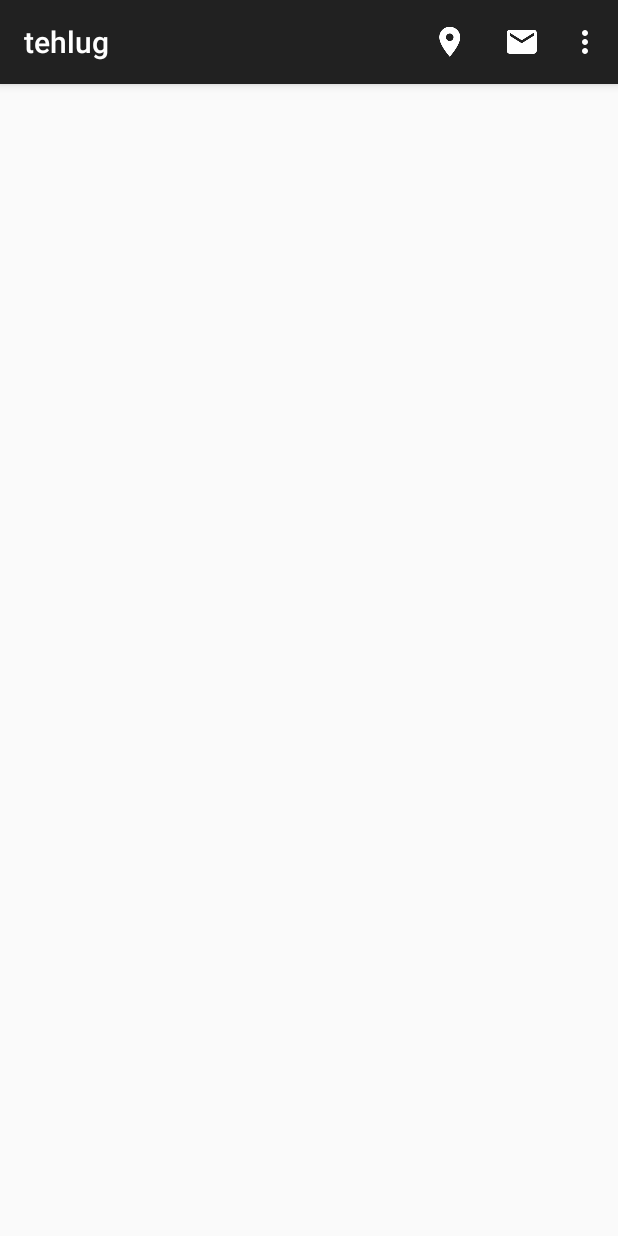
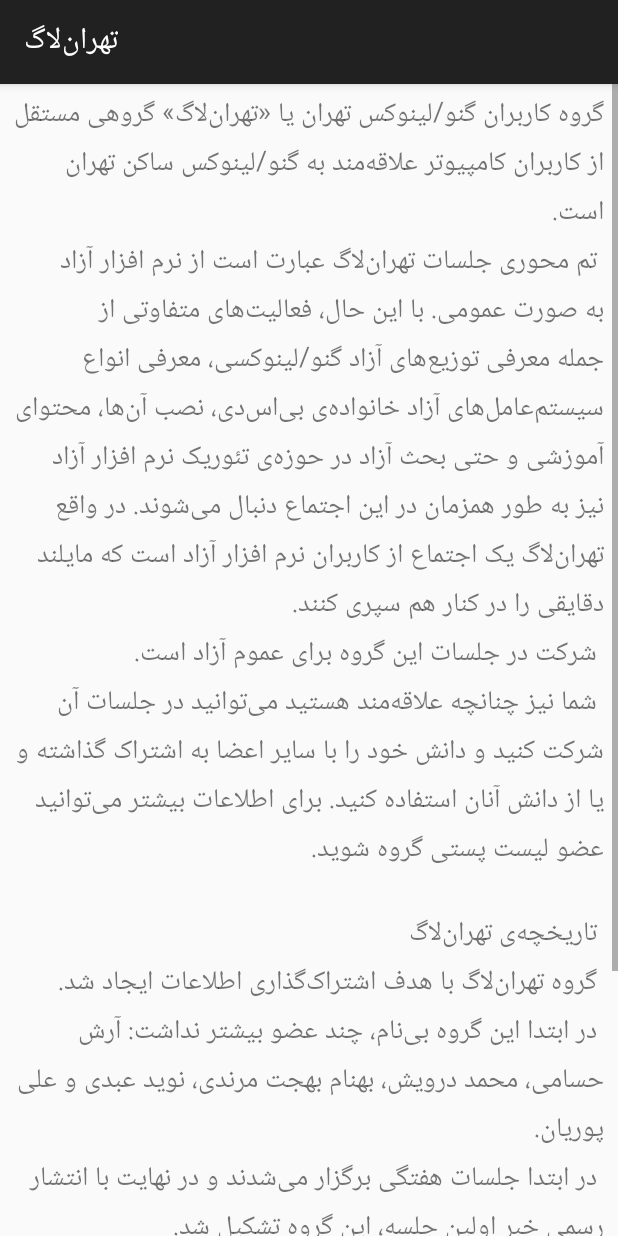
Before and after one commit to behdad222/tehlug_android, an Android app: the screen it shows after launch (MainActivity before the commit, AboutTehlugActivity after it), in the options menu, after a tap on "تهران‌لاگ", on a phone screen of 412 x 824 dp. Run offline under Robolectric (Android 15) with nearby library versions, the phone set to English and light mode, and no system bars; libraries missing offline, so code that uses them is left out: com.pkmmte.pkrss; 1 statement that could not run was skipped.

Commit message:
about tehlug

```diff
--- a/app/src/main/AndroidManifest.xml
+++ b/app/src/main/AndroidManifest.xml
@@ -23,6 +23,11 @@
             android:label="@string/app_name" >
         </activity>
 
+        <activity
+            android:name="org.tehlug.androidApp.AboutTehlugActivity"
+            android:label="@string/action_about_tehlug" >
+        </activity>
+
     </application>
 
 </manifest>
--- /dev/null
+++ b/app/src/main/java/org/tehlug/androidApp/AboutTehlugActivity.java
@@ -0,0 +1,19 @@
+package org.tehlug.androidApp;
+
+/*
+ * Created by behdad on 1/31/15.
+ */
+
+import android.content.Intent;
+import android.os.Bundle;
+import android.support.v7.app.ActionBarActivity;
+import android.widget.TextView;
+
+public class AboutTehlugActivity extends ActionBarActivity {
+    int id;
+    @Override
+    protected void onCreate (Bundle savedInstanceState) {
+        super.onCreate (savedInstanceState);
+        setContentView (R.layout.activity_about_tehlug);
+    }
+}
--- a/app/src/main/java/org/tehlug/androidApp/DescriptionActivity.java
+++ b/app/src/main/java/org/tehlug/androidApp/DescriptionActivity.java
@@ -31,7 +31,5 @@
         topic.setText(rssItem.getTopic());
         date.setText(rssItem.getDate());
         description.setText(rssItem.getDescription() + "\n");
-
-
     }
 }
--- a/app/src/main/java/org/tehlug/androidApp/MainActivity.java
+++ b/app/src/main/java/org/tehlug/androidApp/MainActivity.java
@@ -102,8 +102,13 @@
                     Toast.makeText(this, getString(R.string.error), Toast.LENGTH_SHORT).show();
                 }
                 return true;
+
+            case R.id.action_about_tehlug:
+                Intent intent = new Intent(activity, AboutTehlugActivity.class);
+                intent.addFlags(Intent.FLAG_ACTIVITY_NEW_TASK);
+                activity.startActivity(intent);
+                return true;
         }
-
         //noinspection SimplifiableIfStatement
         return super.onOptionsItemSelected(item);
     }
--- /dev/null
+++ b/app/src/main/res/layout/activity_about_tehlug.xml
@@ -0,0 +1,24 @@
+<RelativeLayout xmlns:android="http://schemas.android.com/apk/res/android"
+    xmlns:tools="http://schemas.android.com/tools"
+    android:layout_width="match_parent"
+    android:layout_height="match_parent" >
+
+    <ScrollView
+        android:layout_width="match_parent"
+        android:layout_height="match_parent">
+
+        <TextView
+            android:layout_width="wrap_content"
+            android:layout_height="wrap_content"
+            android:text="@string/about_tehlug"
+            android:id="@+id/about_tehlug"
+            android:lineSpacingExtra="2dp"
+            android:layout_marginRight="9dp"
+            android:layout_marginLeft="9dp"
+            android:gravity="right"
+            android:layout_marginTop="5dp"
+            android:layout_marginBottom="5dp"
+            android:textSize="18sp" />
+    </ScrollView>
+
+</RelativeLayout>
--- a/app/src/main/res/menu/menu_main.xml
+++ b/app/src/main/res/menu/menu_main.xml
@@ -3,38 +3,38 @@
     xmlns:tools="http://schemas.android.com/tools"
     tools:context=".MainActivity">
     <item
-        android:id="@+id/about_tehlug"
-        android:title="@string/about_tehlug"
+        android:id="@+id/action_about_tehlug"
+        android:title="@string/action_about_tehlug"
         android:orderInCategory="100"
         app:showAsAction="never" />
 
     <item
-        android:id="@+id/cooperation"
-        android:title="@string/cooperation"
+        android:id="@+id/action_cooperation"
+        android:title="@string/action_cooperation"
         android:orderInCategory="100"
         app:showAsAction="never" />
 
     <item
         android:id="@+id/reports"
-        android:title="@string/reports"
+        android:title="@string/action_reports"
         android:orderInCategory="100"
         app:showAsAction="never" />
 
     <item
-        android:id="@+id/news"
-        android:title="@string/news"
+        android:id="@+id/action_news"
+        android:title="@string/action_news"
         android:orderInCategory="100"
         app:showAsAction="never" />
 
     <item
-        android:id="@+id/others"
-        android:title="@string/others"
+        android:id="@+id/action_others"
+        android:title="@string/action_others"
         android:orderInCategory="100"
         app:showAsAction="never" />
 
     <item
-        android:id="@+id/organization"
-        android:title="@string/organization"
+        android:id="@+id/action_organization"
+        android:title="@string/action_organization"
         android:orderInCategory="100"
         app:showAsAction="never" />
 
--- a/app/src/main/res/values/strings.xml
+++ b/app/src/main/res/values/strings.xml
@@ -16,13 +16,29 @@
     <string name="rssURL">http://tehlug.org/rss.php</string>
     <string name="error">خطا</string>
     <string name="map">نقشه</string>
-    <string name="about_tehlug">تهران‌لاگ</string>
-    <string name="cooperation">همکاری</string>
-    <string name="reports">گزارشات</string>
-    <string name="news">اخبار</string>
-    <string name="others">بقیه</string>
-    <string name="organization">تشکیلات</string>
+    <string name="action_about_tehlug">تهران‌لاگ</string>
+    <string name="action_cooperation">همکاری</string>
+    <string name="action_reports">گزارشات</string>
+    <string name="action_news">اخبار</string>
+    <string name="action_others">بقیه</string>
+    <string name="action_organization">تشکیلات</string>
     <string name="geo">geo: 35.738851, 51.433627</string>
+    <string name="about_tehlug">
+        گروه کاربران گنو/لینوکس تهران یا «تهران‌لاگ» گروهی مستقل از کاربران کامپیوتر علاقه‌مند به گنو/لینوکس ساکن تهران است.\n
+تم محوری جلسات تهران‌لاگ عبارت است از نرم افزار آزاد به صورت عمومی. با این حال، فعالیت‌های متفاوتی از جمله معرفی توزیع‌های آزاد گنو/لینوکسی، معرفی انواع سیستم‌عامل‌های آزاد خانواده‌ی بی‌اس‌دی، نصب آن‌ها، محتوای آموزشی و حتی بحث آزاد در حوزه‌ی تئوریک نرم افزار آزاد نیز به طور همزمان در این اجتماع دنبال می‌شوند. در واقع تهران‌لاگ یک اجتماع از کاربران نرم افزار آزاد است که مایلند دقایقی را در کنار هم سپری کنند.\n
+شرکت در جلسات این گروه برای عموم آزاد است.\n
+شما نیز چنانچه علاقه‌مند هستید می‌توانید در جلسات آن شرکت کنید و دانش خود را با سایر اعضا به اشتراک گذاشته و یا از دانش آنان استفاده کنید. برای اطلاعات بیشتر می‌توانید عضو لیست پستی گروه شوید.\n
+\n
+
+تاریخچه‌ی تهران‌لاگ\n
+گروه تهران‌لاگ با هدف اشتراک‌گذاری اطلاعات ایجاد شد.\n
+در ابتدا این گروه بی‌نام، چند عضو بیشتر نداشت: آرش حسامی، محمد درویش، بهنام بهجت مرندی، نوید عبدی و علی پوریان.\n
+در ابتدا جلسات هفتگی برگزار می‌شدند و در نهایت با انتشار رسمی خبر اولین جلسه‌، این گروه تشکیل شد.\n
+اولین جلسه رسمی گروه کاربران لینوکس تهران (که البته در آن زمان هنوز این نام برای گروه انتخاب نشده بود) در تاریخ ۱۳۸۴/۲/۲۸ و با حضور آرش حسامی، علی پوریان، بهنام بهجت مرندی، سید سینا سالک، محمد وزیریان، محسن پهلوان‌زاده، علی رستگار، آرمین رنجبر، نوید عبدی و عباس اسماعیلی صومعه در "هتل هما" برگزار شد.\n
+    </string>
+
+
+
     <string name="place">سهروردی شمالی، خرمشهر (آپادانا)، شهید عربعلی (نوبخت)، کوچه نهم، پلاک ۱۳ - ساعت ۶ تا ۸</string>
 
 </resources>
```
